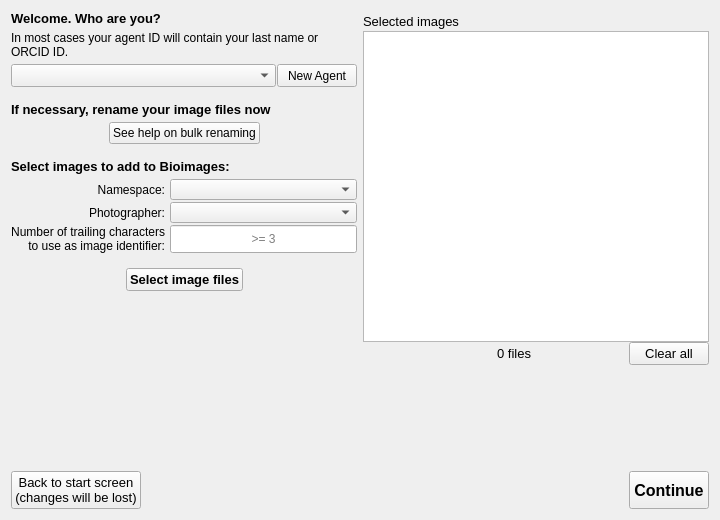
Above: src/processnewimages.ui from kopolzin/bioimages-collection-manager before the change. Below: the same form after it.
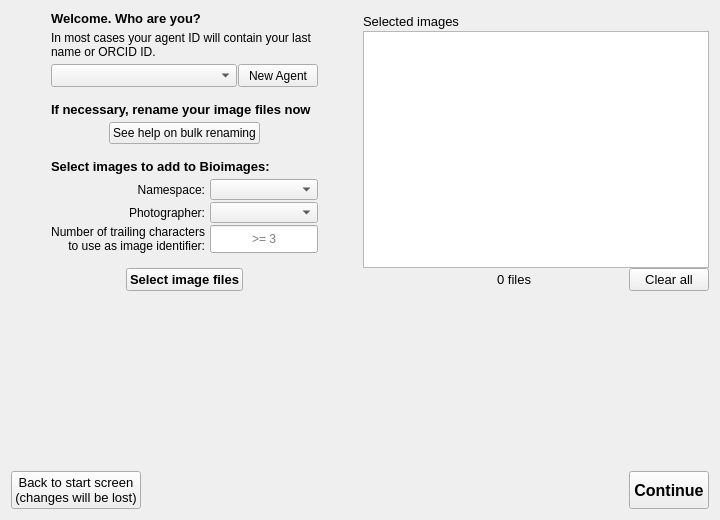
That is the form after the change. Icons and pictures are not drawn.

```diff
--- a/src/processnewimages.ui
+++ b/src/processnewimages.ui
@@ -37,6 +37,21 @@
   </property>
   <layout class="QGridLayout" name="gridLayout_2">
    <item row="0" column="0">
+    <layout class="QHBoxLayout" name="horizontalLayout_6">
+     <item>
+      <spacer name="horizontalSpacer_9">
+       <property name="orientation">
+        <enum>Qt::Horizontal</enum>
+       </property>
+       <property name="sizeHint" stdset="0">
+        <size>
+         <width>0</width>
+         <height>20</height>
+        </size>
+       </property>
+      </spacer>
+     </item>
+     <item>
     <layout class="QVBoxLayout" name="verticalLayout_2">
      <property name="spacing">
       <number>5</number>
@@ -445,18 +460,20 @@
      </item>
     </layout>
    </item>
-   <item row="1" column="0">
-    <spacer name="verticalSpacer_2">
+     <item>
+      <spacer name="horizontalSpacer_10">
      <property name="orientation">
-      <enum>Qt::Vertical</enum>
+        <enum>Qt::Horizontal</enum>
      </property>
      <property name="sizeHint" stdset="0">
       <size>
-       <width>20</width>
-       <height>154</height>
+         <width>0</width>
+         <height>20</height>
       </size>
      </property>
     </spacer>
+     </item>
+    </layout>
    </item>
    <item row="2" column="0" colspan="2">
     <layout class="QHBoxLayout" name="horizontalLayout_2">
@@ -517,7 +534,20 @@
      </item>
     </layout>
    </item>
-   <item row="0" column="1" rowspan="2">
+   <item row="1" column="0">
+    <spacer name="verticalSpacer_2">
+     <property name="orientation">
+      <enum>Qt::Vertical</enum>
+     </property>
+     <property name="sizeHint" stdset="0">
+      <size>
+       <width>20</width>
+       <height>154</height>
+      </size>
+     </property>
+    </spacer>
+   </item>
+   <item row="0" column="1">
     <layout class="QVBoxLayout" name="verticalLayout">
      <property name="spacing">
       <number>0</number>
@@ -644,22 +674,6 @@
        </item>
       </layout>
      </item>
-     <item>
-      <spacer name="verticalSpacer">
-       <property name="orientation">
-        <enum>Qt::Vertical</enum>
-       </property>
-       <property name="sizeType">
-        <enum>QSizePolicy::Minimum</enum>
-       </property>
-       <property name="sizeHint" stdset="0">
-        <size>
-         <width>20</width>
-         <height>100</height>
-        </size>
-       </property>
-      </spacer>
-     </item>
     </layout>
    </item>
   </layout>
```
Lines whose indentation alone changed are shown as unchanged.
